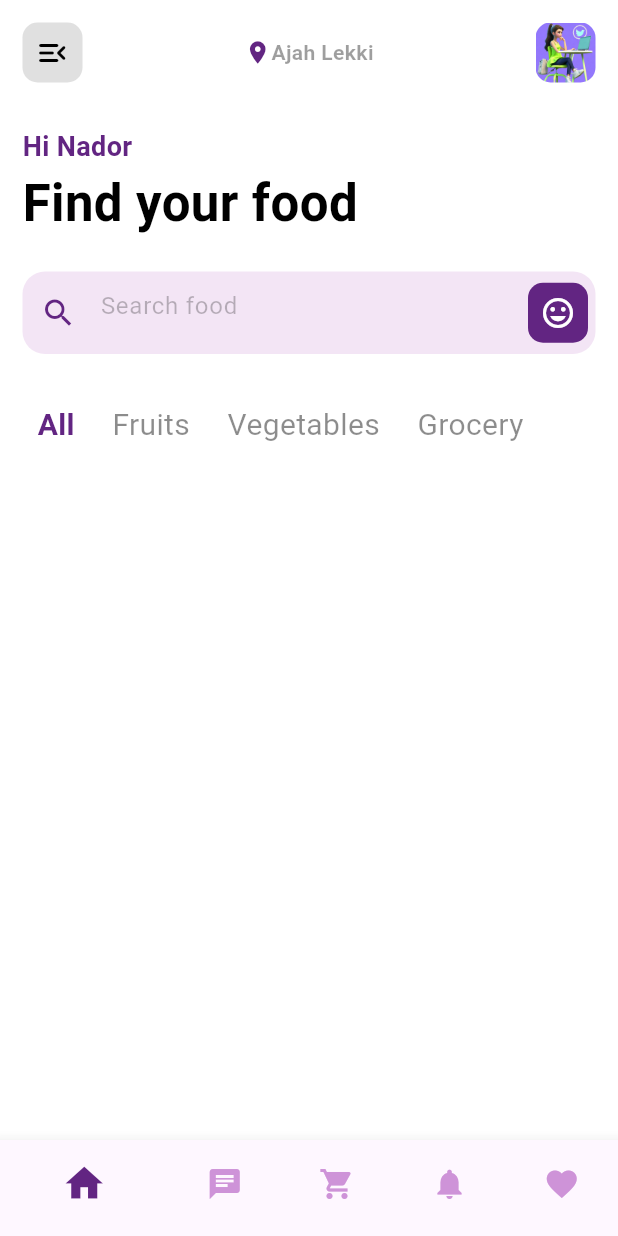
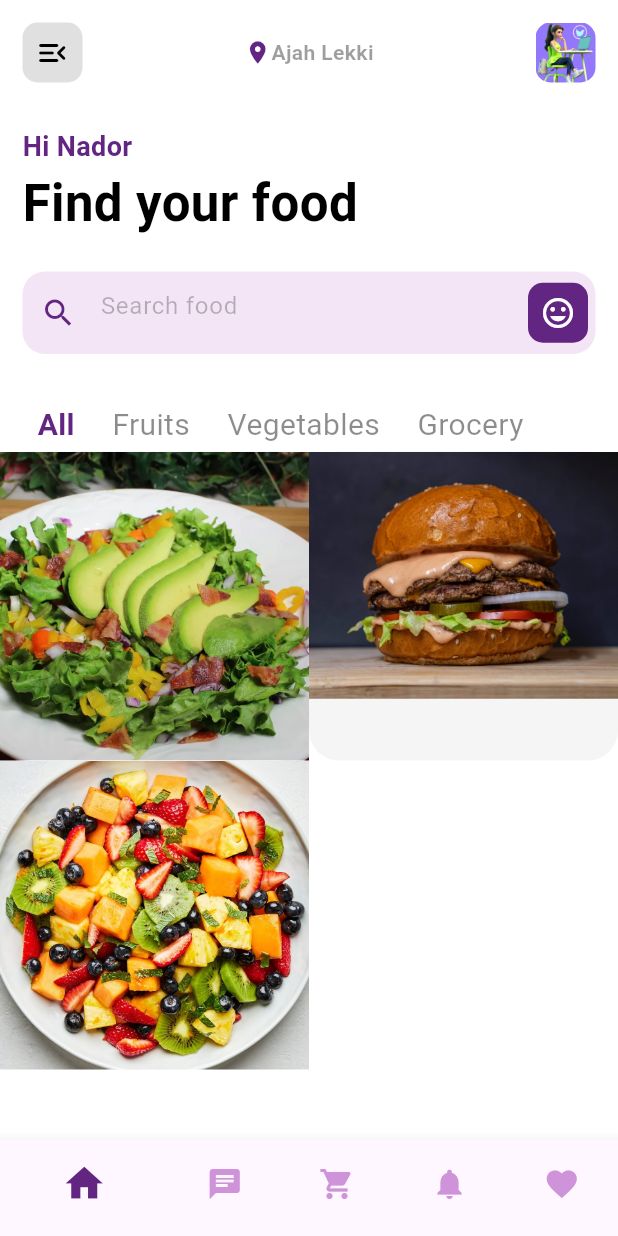
Before and after one commit to sharon5555/grocery_flutter_UI, a Flutter app: the HomePage screen opened directly, on a phone screen of 412 x 824 dp. Run offline on Flutter 3.47's test engine with Material 3 defaults, Android fonts, the phone set to English and light mode, and no system bars.

Commit message:
created the item model file in the model folder

```diff
--- /dev/null
+++ b/grocery_ui/lib/model/items_model.dart
@@ -0,0 +1,55 @@
+class FoodDetail {
+  late String id;
+  late String image;
+  late String name;
+  late double price;
+  late double rate;
+  late String kcal;
+  late String cookingTime;
+  late String description;
+
+  FoodDetail ({
+    required this.id,
+    required this.image,
+    required this.name,
+    required this.price,
+    required this.rate,
+    required this.kcal,
+    required this.cookingTime,
+    required this.description,
+  });
+}
+
+List<FoodDetail> foodsItems = [
+  FoodDetail(
+    id: '1',
+    image: 'assets/Avocado.webp',
+    name: 'Avocado Salad',
+    price: 12,
+    rate: 4.5,
+    kcal: '100',
+    cookingTime: '20mins',
+    description: 'This avocado salad is a delicious combination of ripe avocados.',
+  ),
+  FoodDetail(
+    id: '2',
+    image: 'assets/burger.jpeg',
+    name: 'Royal Burger',
+    price: 20,
+    rate: 5.0,
+    kcal: '100',
+    cookingTime: '30mins',
+    description: 'A Royal burger is a pastry of ground beef grilled and placed between.',
+  ),
+  FoodDetail(
+    id: '3',
+    image: 'assets/FruitSalad.jpg',
+    name: 'Fruit Salad',
+    price: 20,
+    rate: 5.0,
+    kcal: '100',
+    cookingTime: '30mins',
+    description: 'A Royal burger is a pastry of ground beef grilled and placed between.',
+  ),
+  // Add more food items as needed...
+];
--- a/grocery_ui/lib/screens/home_page.dart
+++ b/grocery_ui/lib/screens/home_page.dart
@@ -1,5 +1,6 @@
 import 'package:flutter/material.dart';
 import 'package:grocery_ui/screens/header_parts.dart';
+import 'package:grocery_ui/screens/items_display.dart';
 import 'package:grocery_ui/utils/colors.dart';
 
 class HomePage extends StatefulWidget {
@@ -57,6 +58,8 @@ class _HomePageState extends State<HomePage> {
           SizedBox(height: 15),
           // For header parts
           HeaderParts(),
+          // For Body Parts
+          ItemsDisplay(),
         ],
       ),
     );
--- a/grocery_ui/lib/screens/items_display.dart
+++ b/grocery_ui/lib/screens/items_display.dart
@@ -0,0 +1,41 @@
+import 'package:flutter/material.dart';
+import 'package:grocery_ui/model/items_model.dart';
+
+class ItemsDisplay extends StatefulWidget {
+  const ItemsDisplay({super.key});
+
+  @override
+  State<ItemsDisplay> createState() => _ItemsDisplayState();
+}
+
+class _ItemsDisplayState extends State<ItemsDisplay> {
+  @override
+  Widget build(BuildContext context) {
+    return GridView.builder(
+      shrinkWrap: true,
+      itemCount: foodsItems.length,
+      physics: const NeverScrollableScrollPhysics(),
+      gridDelegate: const SliverGridDelegateWithFixedCrossAxisCount(
+        crossAxisCount: 2),
+        itemBuilder: (context, index) {
+          FoodDetail food = foodsItems[index];
+          return GestureDetector(
+            child: Container(
+              height: 265,
+              decoration: BoxDecoration(
+                color: Colors.grey[100],
+                borderRadius: BorderRadius.circular(20),
+              ),
+              child: Stack(
+                children: [
+                  ClipRRect(
+                    child: Image.asset(food.image),
+                  )
+                ],
+              ),
+            ),
+          );
+        },
+    );
+  }
+}
--- a/grocery_ui/pubspec.yaml
+++ b/grocery_ui/pubspec.yaml
@@ -63,6 +63,9 @@ flutter:
     - assets/food.png
     - assets/foodie.png
     - assets/face.jpg
+    - assets/Avocado.webp
+    - assets/burger.jpeg
+    - assets/FruitSalad.jpg
 
   # An image asset can refer to one or more resolution-specific "variants", see
   # https://flutter.dev/to/resolution-aware-images
```
Also changed, not shown: grocery_ui/assets/Avocado.webp (added), grocery_ui/assets/FruitSalad.jpg (added), grocery_ui/assets/burger.jpeg (added).
